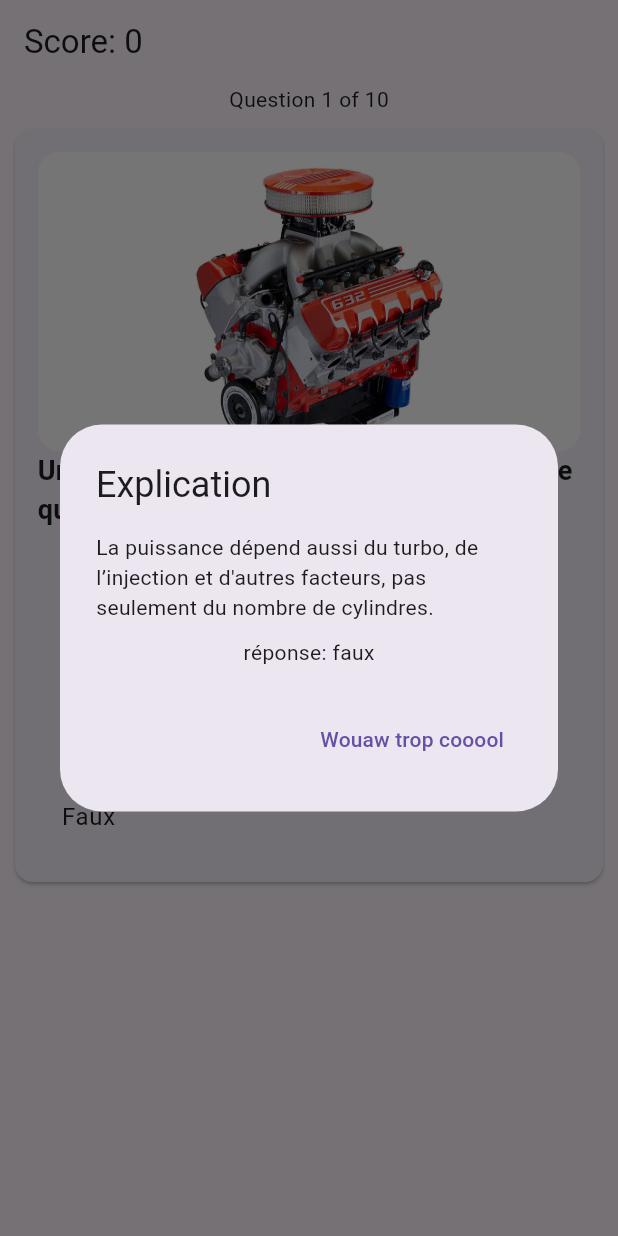
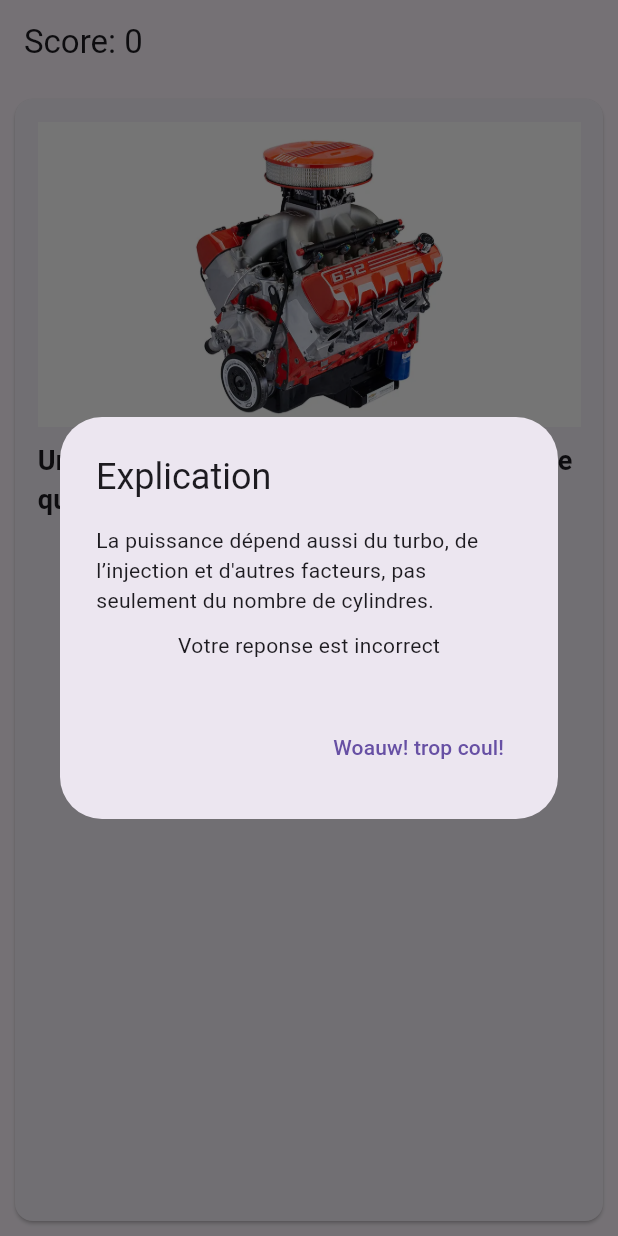
Before and after one commit to XavAsh/exo_quiz, a Flutter app: the screen it shows after launch, after a tap on "Commencer", after a tap on "Vrai", on a phone screen of 412 x 824 dp. Run offline on Flutter 3.47's test engine with Material 3 defaults, Android fonts, the phone set to English and light mode, and no system bars.

Commit message:
fixed a whole lot more shit

```diff
--- a/lib/data/questions.dart
+++ b/lib/data/questions.dart
@@ -65,5 +65,5 @@
       response: true,
       explanation:
           "La Tesla Model S Plaid fait le 0-100 km/h en environ 2,1s, plus rapide que la Bugatti Chiron (2,4s).",
-      imagePath: 'tesla_vs_bugatti.jpg'),
+      imagePath: 'assets/tesla_vs_bugatti.jpg'),
 ];
--- a/lib/views/question_page.dart
+++ b/lib/views/question_page.dart
@@ -35,14 +35,9 @@
       appBar: AppBar(
         title: Text('Score: $_correctAnswers'),
       ),
-      body: Column(
-        children: [
-          Text('Question ${_currentQuestionIndex + 1} of ${questions.length}'),
-          QuestionWidget(
-            question: questions[_currentQuestionIndex],
-            onAnswer: _answerQuestion,
-          ),
-        ],
+      body: QuestionWidget(
+        question: questions[_currentQuestionIndex],
+        onAnswer: _answerQuestion,
       ),
     );
   }
--- a/lib/views/result_page.dart
+++ b/lib/views/result_page.dart
@@ -22,9 +22,12 @@
         mainAxisSize: MainAxisSize.min,
         children: [
           if (correctAnswers <= 4)
-            Image.asset(
-              'assets/sad.jpg',
-              width: 300,
+            ClipRRect(
+              borderRadius: BorderRadius.circular(15.0),
+              child: Image.asset(
+                'assets/sad.jpg',
+                width: 300,
+              ),
             )
           else
             ClipRRect(
--- a/lib/widgets/question_widget.dart
+++ b/lib/widgets/question_widget.dart
@@ -9,14 +9,18 @@
       {super.key, required this.question, required this.onAnswer});
 
   @override
-  _QuestionWidgetState createState() => _QuestionWidgetState();
+  QuestionWidgetState createState() => QuestionWidgetState();
 }
 
-class _QuestionWidgetState extends State<QuestionWidget> {
+class QuestionWidgetState extends State<QuestionWidget> {
+  Color? _trueButtonColor;
+  Color? _falseButtonColor;
+
   void _showExplanationDialog(
-      String explanation, String response, bool answer) {
+      String explanation, bool answer, String response, bool isCorrect) {
     showDialog(
       context: context,
+      barrierDismissible: false,
       builder: (BuildContext context) {
         return AlertDialog(
           title: const Text('Explication'),
@@ -25,12 +29,13 @@
             children: [
               Text(explanation),
               const SizedBox(height: 10),
-              Text('réponse: ${response == 'true' ? 'vrai' : 'faux'}'),
+              Text(response),
+              const SizedBox(height: 10),
             ],
           ),
           actions: <Widget>[
             TextButton(
-              child: const Text('Wouaw trop cooool'),
+              child: const Text('Woauw! trop coul!'),
               onPressed: () {
                 Navigator.of(context).pop();
                 widget.onAnswer(answer);
@@ -43,8 +48,12 @@
   }
 
   void _handleAnswer(bool answer) {
-    _showExplanationDialog(widget.question.explanation,
-        widget.question.response.toString(), answer);
+    bool isCorrect = (answer == widget.question.response);
+    _showExplanationDialog(
+        widget.question.explanation,
+        answer,
+        isCorrect ? 'Votre reponse est correct' : 'Votre reponse est incorrect',
+        isCorrect);
   }
 
   @override
@@ -56,30 +65,21 @@
         child: Column(
           crossAxisAlignment: CrossAxisAlignment.start,
           children: [
-            ClipRRect(
-              borderRadius: BorderRadius.circular(15.0),
-              child: Image.asset(
-                height: 200,
-                width: double.infinity,
-                widget.question.imagePath,
-                fit: BoxFit.cover,
-              ),
-            ),
-            SizedBox(
-              height: 150,
-              child: Text(
-                widget.question.question,
-                style:
-                    const TextStyle(fontSize: 18, fontWeight: FontWeight.bold),
-              ),
+            Image.asset(widget.question.imagePath),
+            const SizedBox(height: 10),
+            Text(
+              widget.question.question,
+              style: const TextStyle(fontSize: 18, fontWeight: FontWeight.bold),
             ),
             const SizedBox(height: 10),
             ListTile(
               title: const Text('Vrai'),
+              tileColor: _trueButtonColor,
               onTap: () => _handleAnswer(true),
             ),
             ListTile(
               title: const Text('Faux'),
+              tileColor: _falseButtonColor,
               onTap: () => _handleAnswer(false),
             ),
           ],
```
